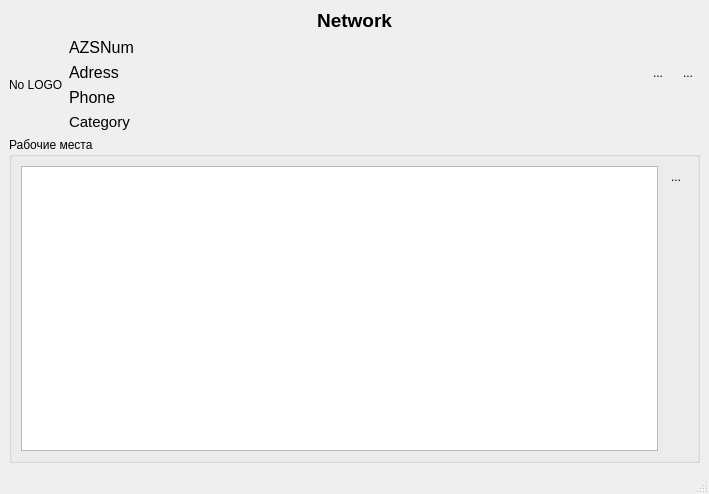
rust3128/Spacer, file ObjectWorkplace/objectworkplacewindow.ui: the form before one commit.
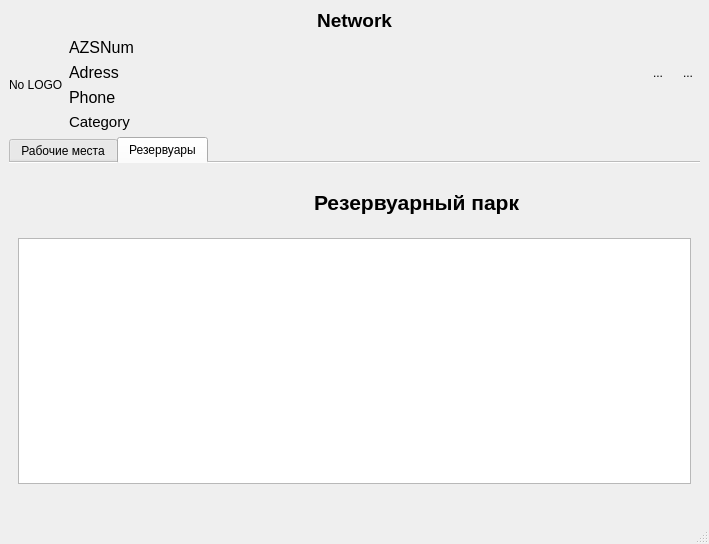
The form after the commit. Icons and pictures are not drawn.

Commit message: TanksInfo tab in thread

The edit to the form file:
```diff
--- a/ObjectWorkplace/objectworkplacewindow.ui
+++ b/ObjectWorkplace/objectworkplacewindow.ui
@@ -7,7 +7,7 @@
     <x>0</x>
     <y>0</y>
     <width>709</width>
-    <height>494</height>
+    <height>544</height>
    </rect>
   </property>
   <property name="windowTitle">
@@ -146,10 +146,17 @@
      </layout>
     </item>
     <item row="1" column="0">
-     <widget class="QGroupBox" name="groupBox">
-      <property name="title">
+     <widget class="QTabWidget" name="tabWidget">
+      <property name="currentIndex">
+       <number>1</number>
+      </property>
+      <property name="documentMode">
+       <bool>true</bool>
+      </property>
+      <widget class="QWidget" name="tabWorkPlace">
+       <attribute name="title">
        <string>Рабочие места</string>
-      </property>
+       </attribute>
       <layout class="QGridLayout" name="gridLayout">
        <item row="0" column="0">
         <widget class="QListWidget" name="listWidget">
@@ -188,6 +195,84 @@
         </widget>
        </item>
       </layout>
+      </widget>
+      <widget class="QWidget" name="tabTanks">
+       <attribute name="title">
+        <string>Резервуары</string>
+       </attribute>
+       <layout class="QGridLayout" name="gridLayout_3">
+        <item row="1" column="0" colspan="2">
+         <widget class="QTableView" name="tableViewTanks">
+          <property name="editTriggers">
+           <set>QAbstractItemView::NoEditTriggers</set>
+          </property>
+          <property name="alternatingRowColors">
+           <bool>true</bool>
+          </property>
+          <property name="selectionMode">
+           <enum>QAbstractItemView::SingleSelection</enum>
+          </property>
+          <property name="selectionBehavior">
+           <enum>QAbstractItemView::SelectRows</enum>
+          </property>
+          <attribute name="verticalHeaderVisible">
+           <bool>false</bool>
+          </attribute>
+         </widget>
+        </item>
+        <item row="0" column="0">
+         <widget class="QLabel" name="labelTank">
+          <property name="minimumSize">
+           <size>
+            <width>120</width>
+            <height>60</height>
+           </size>
+          </property>
+          <property name="maximumSize">
+           <size>
+            <width>120</width>
+            <height>60</height>
+           </size>
+          </property>
+          <property name="text">
+           <string/>
+          </property>
+          <property name="pixmap">
+           <pixmap resource="../resource.qrc">:/Images/tanks.png</pixmap>
+          </property>
+          <property name="scaledContents">
+           <bool>true</bool>
+          </property>
+         </widget>
+        </item>
+        <item row="0" column="1" alignment="Qt::AlignHCenter">
+         <widget class="QLabel" name="label">
+          <property name="font">
+           <font>
+            <pointsize>16</pointsize>
+            <bold>true</bold>
+           </font>
+          </property>
+          <property name="text">
+           <string>Резервуарный парк</string>
+          </property>
+          <property name="scaledContents">
+           <bool>true</bool>
+          </property>
+         </widget>
+        </item>
+        <item row="2" column="0" alignment="Qt::AlignHCenter|Qt::AlignVCenter">
+         <widget class="QLabel" name="labelWaitingTanks">
+          <property name="text">
+           <string/>
+          </property>
+          <property name="pixmap">
+           <pixmap resource="../resource.qrc">:/Images/waiting_icon_big.png</pixmap>
+          </property>
+         </widget>
+        </item>
+       </layout>
+      </widget>
      </widget>
     </item>
    </layout>
```
Lines whose indentation alone changed are shown as unchanged. The commit also changes 17 other files.
